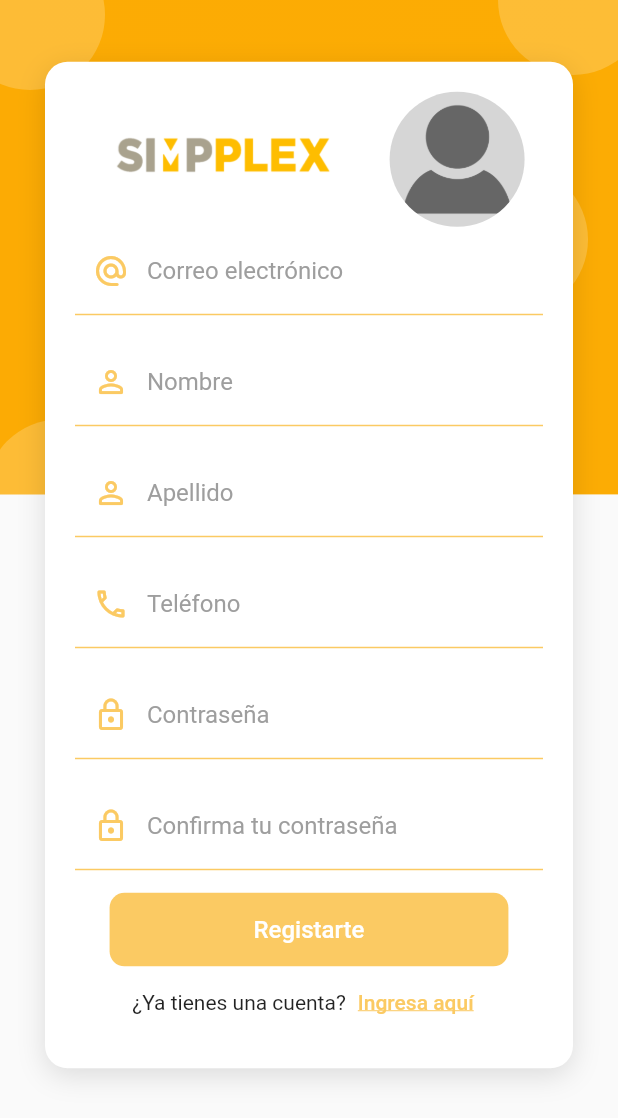
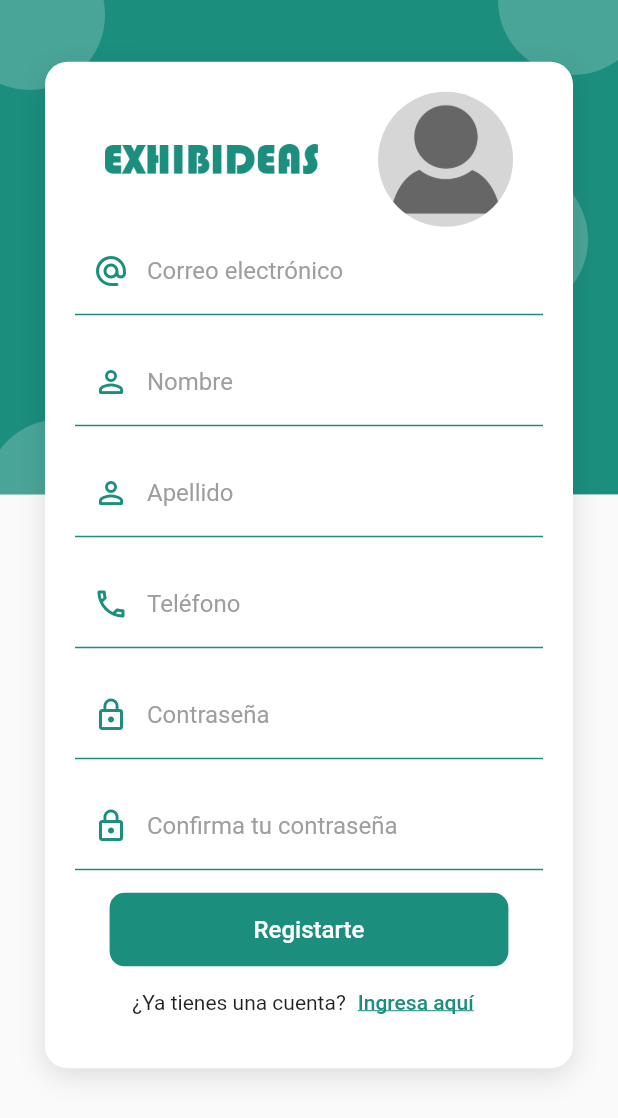
Before and after one commit to ChristianCeT/testSIMPPLEX, a Flutter app: the screen it shows after launch, after a tap on "Click aquí", on a phone screen of 412 x 824 dp. Shown: the top 1118 px of the screen. Run offline on Flutter 3.47's test engine with Material 2 defaults, Android fonts, the phone set to English and light mode, and no system bars; our stand-ins replace dio, flutter_colorpicker, flutter_credit_card, flutter_custom_clippers, flutter_dotenv, flutter_image_slideshow and 13 more; missing offline and left inert: whatsapp_unilink; network calls fail.

Commit message:
migration to EXHIBIDEAS design

```diff
--- a/lib/app.dart
+++ b/lib/app.dart
@@ -11,7 +11,7 @@ class App extends StatelessWidget {
     SystemChrome.setSystemUIOverlayStyle(SystemUiOverlayStyle.dark);
 
     return MaterialApp(
-      title: "SIMPPLEX",
+      title: "EXHIBIDEAS",
       debugShowCheckedModeBanner: false,
       initialRoute: SplashScreenV2.routName,
       routes: routes,
--- a/lib/screens/Login/login_page.dart
+++ b/lib/screens/Login/login_page.dart
@@ -40,8 +40,11 @@ class _LoginPageState extends State<LoginPage> {
                 child: Column(
                   children: [
                     const SizedBox(height: 10),
-                    const Image(
-                      image: AssetImage("assets/images/Simplex.png"),
+                    Container(
+                      padding: const EdgeInsets.symmetric(horizontal: 20),
+                      child: const Image(
+                        image: AssetImage("assets/images/EXHIBIDEAS.png"),
+                      ),
                     ),
                     const SizedBox(height: 30),
                     _loginForm(),
--- a/lib/screens/client/Account/client_account_page.dart
+++ b/lib/screens/client/Account/client_account_page.dart
@@ -36,9 +36,9 @@ class _ClientAcountPageState extends State<ClientAcountPage> {
                       margin: const EdgeInsets.only(top: 15),
                       child: const Image(
                         image: AssetImage(
-                          "assets/images/Simplex.png",
+                          "assets/images/EXHIBIDEAS.png",
                         ),
-                        height: 50,
+                        height: 32,
                       ),
                     ),
                   ),
--- a/lib/screens/client/products/list/client_products_list_page.dart
+++ b/lib/screens/client/products/list/client_products_list_page.dart
@@ -192,7 +192,7 @@ class _ClientProductsListPageState extends State<ClientProductsListPage> {
                   Container(
                     margin: const EdgeInsets.symmetric(
                         horizontal: 20, vertical: 15),
-                    child: Text('${product.precio ?? 0}',
+                    child: Text('S/${product.precio ?? 00}',
                         style: const TextStyle(
                           fontSize: 15,
                           fontFamily: "NimbuSans",
--- a/lib/screens/register/register_page.dart
+++ b/lib/screens/register/register_page.dart
@@ -43,8 +43,8 @@ class _RegisterPageState extends State<RegisterPage> {
                         mainAxisAlignment: MainAxisAlignment.spaceAround,
                         children: [
                           const Image(
-                            image: AssetImage("assets/images/Simplex.png"),
-                            height: 38,
+                            image: AssetImage("assets/images/EXHIBIDEAS.png"),
+                            height: 20,
                           ),
                           _imageUser()
                         ],
--- a/lib/screens/splash2.0/splash.dart
+++ b/lib/screens/splash2.0/splash.dart
@@ -37,7 +37,7 @@ class _SplashScreenV2State extends State<SplashScreenV2> {
                   backgroundColor: Colors.white,
                   child: Image(
                     image: AssetImage(
-                      "assets/images/Simplex.png",
+                      "assets/images/EXHIBIDEAS.png",
                     ),
                     width: 200,
                   ),
--- a/lib/utils/my_colors.dart
+++ b/lib/utils/my_colors.dart
@@ -1,6 +1,6 @@
 import 'package:flutter/material.dart';
 
 class MyColors {
-  static Color primaryColor = const Color(0xFFFBCA63);
+  static Color primaryColor = const Color(0xFF1B8E7E);
   static Color primaryOpacityColor = const Color.fromRGBO(39, 163, 211, 0.09);
 }
--- a/lib/utils/my_snackbar.dart
+++ b/lib/utils/my_snackbar.dart
@@ -2,9 +2,7 @@ import 'package:flutter/material.dart';
 
 class MySnackBar {
   static void show(BuildContext context, String text) {
-
     FocusScope.of(context).requestFocus(FocusNode());
-
     ScaffoldMessenger.of(context).removeCurrentSnackBar();
     ScaffoldMessenger.of(context).showSnackBar(SnackBar(
       content: Text(
--- a/lib/widgets/background.dart
+++ b/lib/widgets/background.dart
@@ -3,7 +3,8 @@ import 'package:flutter/material.dart';
 class BackgroundWidget extends StatelessWidget {
   final Widget child;
   final String page;
-  const BackgroundWidget({Key? key, required this.child, required this.page}) : super(key: key);
+  const BackgroundWidget({Key? key, required this.child, required this.page})
+      : super(key: key);
 
   @override
   Widget build(BuildContext context) {
@@ -71,8 +72,8 @@ class _PurpleBox extends StatelessWidget {
   //Metodo que renderiza el gradiente
   BoxDecoration _purpleBackground() => const BoxDecoration(
         gradient: LinearGradient(colors: [
-          Color.fromRGBO(252, 171, 4, 100),
-          Color.fromRGBO(252, 172, 4, 100),
+          Color.fromRGBO(27, 142, 126, 85),
+          Color.fromRGBO(27, 143, 126, 20),
         ]),
       );
 }
```
Also changed, not shown: assets/images/EXHIBIDEAS.png (added), assets/images/EXHIBIDEAS_WHITE.png (added), assets/images/Simplex.png (deleted).
